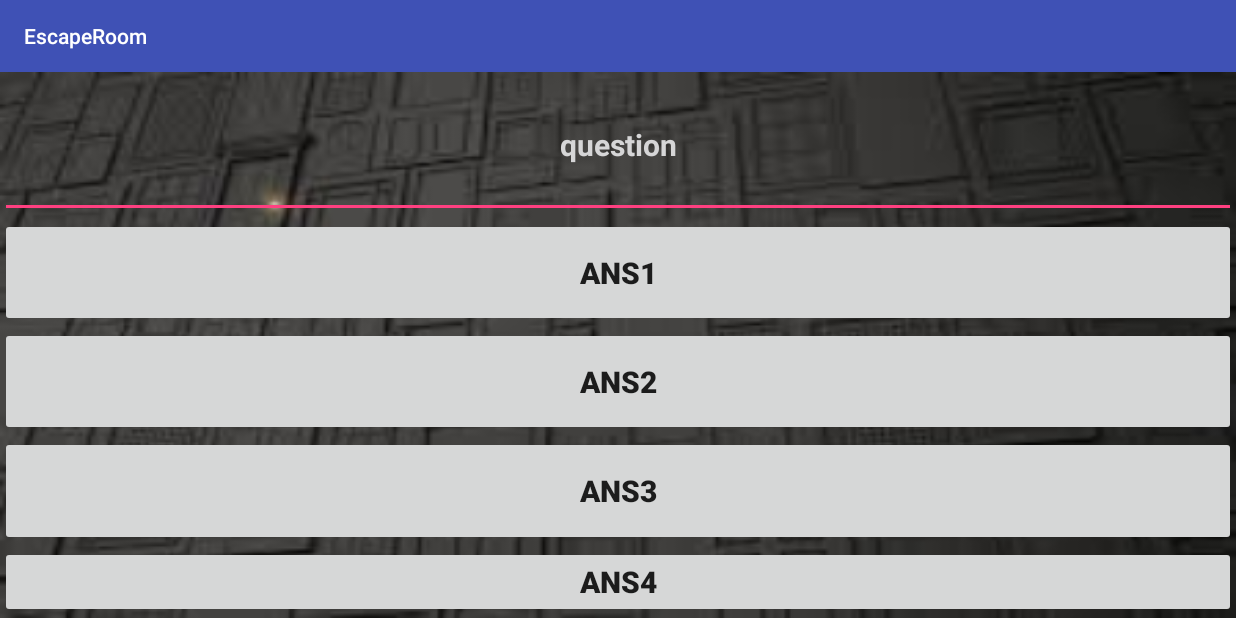
After one commit to MeronKot/EscapeRoom, an Android app: the HintActivity screen opened directly, with no data from a screen before it, on a phone screen of 824 x 412 dp (held sideways). The commit adds this screen. Run offline under Robolectric (Android 15) with nearby library versions, the phone set to English and light mode, and no system bars; our stand-ins replace Firebase (no records; nobody signed in at launch, a user with empty details on screens opened directly); 6 statements that could not run were skipped.

Commit message:
HintActivity (not finish)

```diff
--- a/app/build.gradle
+++ b/app/build.gradle
@@ -40,7 +40,7 @@ dependencies {
     compile 'com.facebook.android:facebook-android-sdk:4.15.0'
     compile 'com.android.support.constraint:constraint-layout:1.0.1'
     compile 'com.firebaseui:firebase-ui-auth:1.2.0'
-    compile 'com.google.firebase:firebase-database:10.0.1'
+    compile 'com.google.firebase:firebase-database:10.2.0'
     testCompile 'junit:junit:4.12'
 }
 apply plugin: 'com.google.gms.google-services'
--- /dev/null
+++ b/app/src/main/java/com/example/dell/escaperoom/HintActivity.java
@@ -0,0 +1,88 @@
+package com.example.dell.escaperoom;
+
+import android.support.v7.app.AppCompatActivity;
+import android.os.Bundle;
+import android.widget.Button;
+import android.widget.EditText;
+
+import com.example.dell.escaperoom.Logic.Question;
+//import com.example.dell.escaperoom.Logic.QuestionsHandler;
+import com.google.firebase.database.DataSnapshot;
+import com.google.firebase.database.DatabaseError;
+import com.google.firebase.database.DatabaseReference;
+import com.google.firebase.database.FirebaseDatabase;
+import com.google.firebase.database.ValueEventListener;
+
+import java.util.ArrayList;
+import java.util.List;
+
+public class HintActivity extends AppCompatActivity {
+
+    private EditText quest;
+    private Button answer1;
+    private Button answer2;
+    private Button answer3;
+    private Button answer4;
+    private int theRightAnswer;
+
+    private static int numOfQuest = 0;
+
+    private DatabaseReference databaseQuestions;
+
+    private List<Question> questionList;
+
+
+    @Override
+    protected void onCreate(Bundle savedInstanceState) {
+        super.onCreate(savedInstanceState);
+        setContentView(R.layout.activity_hint);
+
+        databaseQuestions = FirebaseDatabase.getInstance().getReference("Questions");
+        questionList = new ArrayList<Question>();
+
+        //Question q = QuestionsHandler.getInstance().getQuestion();
+        quest = (EditText) findViewById(R.id.theQuest);
+        answer1 = (Button) findViewById(R.id.ans1);
+        answer2 = (Button) findViewById(R.id.ans2);
+        answer3 = (Button) findViewById(R.id.ans3);
+        answer4 = (Button) findViewById(R.id.ans4);
+
+
+    }
+
+    @Override
+    protected void onStart() {
+        super.onStart();
+        databaseQuestions.addValueEventListener(new ValueEventListener() {
+            @Override
+            public void onDataChange(DataSnapshot dataSnapshot) {
+                questionList.clear();
+
+                for (DataSnapshot questionSnapshot : dataSnapshot.getChildren()) {
+                    Question quest = questionSnapshot.getValue(Question.class);
+
+                    questionList.add(quest);
+                }
+
+                Question q = getQuestion();
+                quest.setText(q.getQuestion());
+                answer1.setText(q.getA1());
+                answer2.setText(q.getA2());
+                answer3.setText(q.getA3());
+                answer4.setText(q.getA4());
+            }
+
+            @Override
+            public void onCancelled(DatabaseError databaseError) {
+
+            }
+        });
+
+
+    }
+
+    public Question getQuestion(){
+        return questionList.get(numOfQuest);
+
+    }
+}
--- a/app/src/main/java/com/example/dell/escaperoom/MainActivity.java
+++ b/app/src/main/java/com/example/dell/escaperoom/MainActivity.java
@@ -63,12 +63,12 @@ public class MainActivity extends AppCompatActivity {
         start.setOnClickListener(new View.OnClickListener() {
             @Override
             public void onClick(View v) {
-
+/*
                 final ImageView openDoorImg = (ImageView) findViewById(R.id.openDoor);
                 openDoorImg.setVisibility(View.VISIBLE);
                 openDoorImg.bringToFront();
                 openDoorImg.setBackgroundResource(R.drawable.open_door);
-                ((AnimationDrawable)openDoorImg.getBackground()).start();
+                ((AnimationDrawable)openDoorImg.getBackground()).start();*/
 
                 new CountDownTimer(1200,1000){
 
--- /dev/null
+++ b/app/src/main/res/layout/activity_hint.xml
@@ -0,0 +1,65 @@
+<?xml version="1.0" encoding="utf-8"?>
+<LinearLayout xmlns:android="http://schemas.android.com/apk/res/android"
+    xmlns:app="http://schemas.android.com/apk/res-auto"
+    xmlns:tools="http://schemas.android.com/tools"
+    android:layout_width="match_parent"
+    android:layout_height="match_parent"
+    tools:context="com.example.dell.escaperoom.HintActivity"
+    android:background="@drawable/images"
+    >
+
+    <LinearLayout
+        android:layout_width="match_parent"
+        android:layout_height="match_parent"
+        android:orientation="vertical"
+        android:weightSum="5">
+
+        <EditText
+            android:layout_width="match_parent"
+            android:layout_height="wrap_content"
+            android:text="question"
+            android:id="@+id/theQuest"
+            android:layout_weight="2"
+            android:gravity="center"
+            android:textColor="@color/com_facebook_button_background_color_disabled"
+            android:textSize="20sp"
+            android:textStyle="bold"/>
+        <Button
+            android:layout_width="match_parent"
+            android:layout_height="wrap_content"
+            android:id="@+id/ans1"
+            android:layout_weight="1"
+            android:gravity="center"
+            android:text="ans1"
+            android:textSize="20sp"
+            android:textStyle="bold"/>
+        <Button
+            android:layout_width="match_parent"
+            android:layout_height="wrap_content"
+            android:id="@+id/ans2"
+            android:layout_weight="1"
+            android:gravity="center"
+            android:text="ans2"
+            android:textSize="20sp"
+            android:textStyle="bold"/>
+        <Button
+            android:layout_width="match_parent"
+            android:layout_height="wrap_content"
+            android:id="@+id/ans3"
+            android:layout_weight="1"
+            android:gravity="center"
+            android:text="ans3"
+            android:textSize="20sp"
+            android:textStyle="bold"/>
+        <Button
+            android:layout_width="match_parent"
+            android:layout_height="wrap_content"
+            android:id="@+id/ans4"
+            android:layout_weight="1"
+            android:gravity="center"
+            android:text="ans4"
+            android:textSize="20sp"
+            android:textStyle="bold"/>
+
+    </LinearLayout>
+</LinearLayout>
```
Also changed, not shown: app/src/main/AndroidManifest.xml (+18 -11 lines), app/src/main/java/com/example/dell/escaperoom/Logic/Question.java (added, +64 -0 lines), app/src/main/java/com/example/dell/escaperoom/Logic/QuestionsHandler.java (added, +63 -0 lines).
